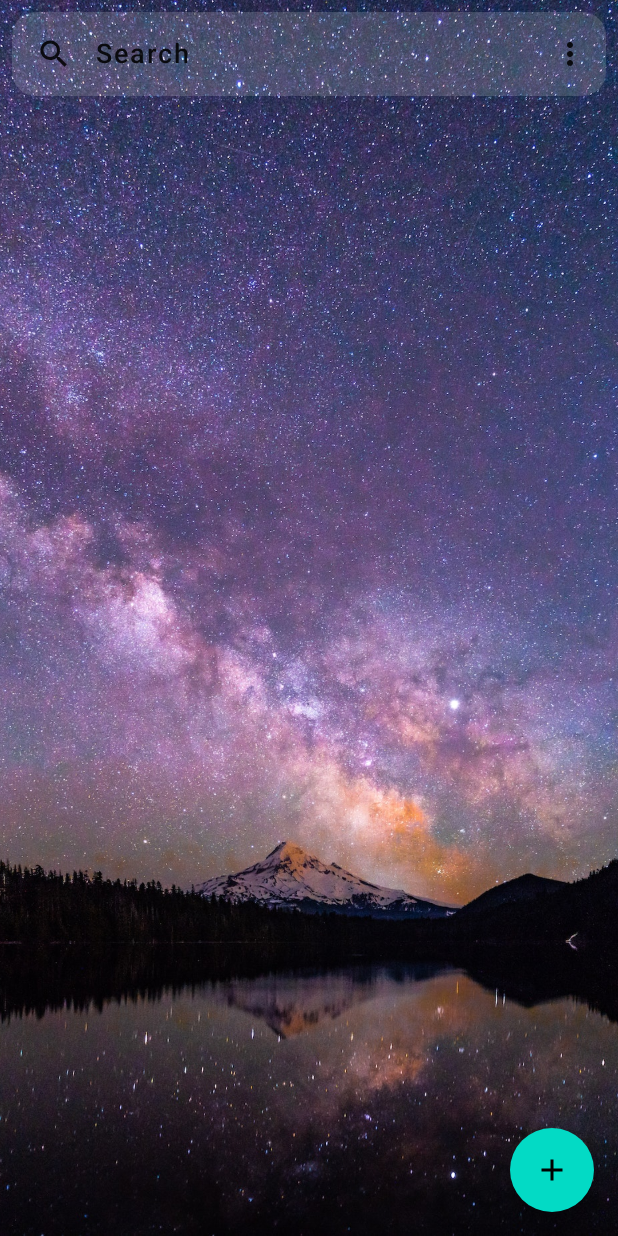
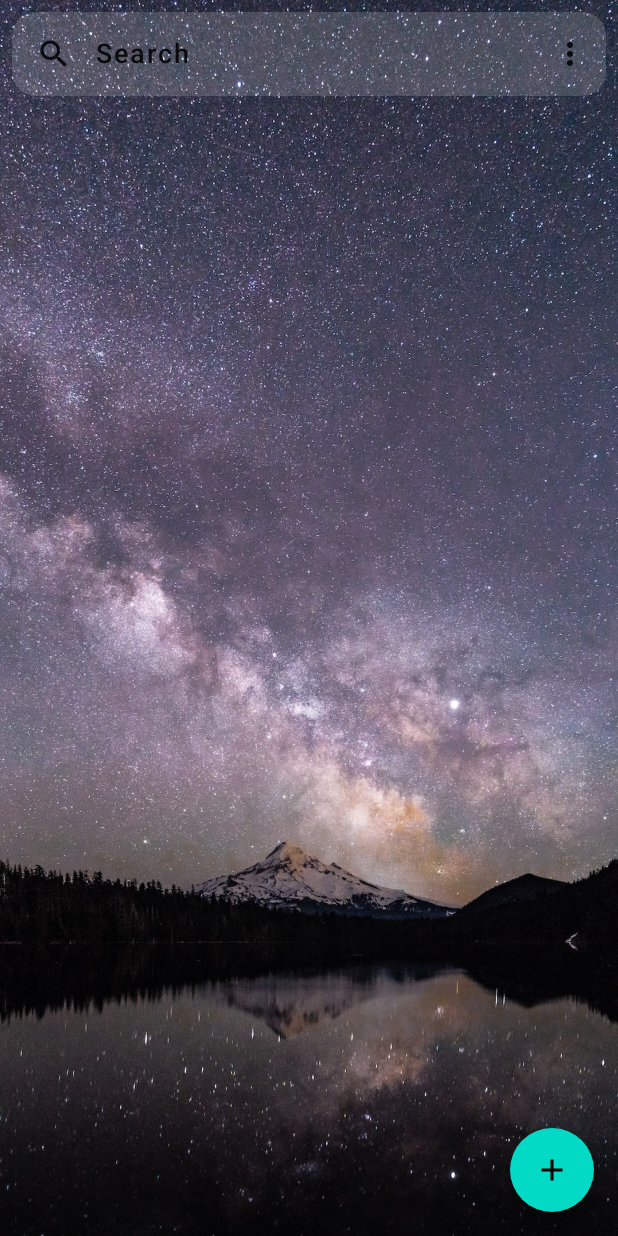
Before and after one commit to L10n42/3DNotes, an Android app built with Jetpack Compose: the NotesScreen screen opened through its navigation route, on a phone screen of 412 x 824 dp. Run offline under Robolectric (Android 15) with nearby library versions, the phone set to English and light mode, and no system bars; our stand-ins replace Dagger/Hilt's generated code, Room's generated code, accompanist.

Commit message:
version 0.3.4

```diff
--- a/app/src/main/java/com/kappdev/notes/MainActivity.kt
+++ b/app/src/main/java/com/kappdev/notes/MainActivity.kt
@@ -19,6 +19,7 @@ import com.kappdev.notes.core.data.repository.SettingRepositoryImpl
 import com.kappdev.notes.core.domain.repository.SettingRepository
 import com.kappdev.notes.core.presentation.components.BackgroundImage
 import com.kappdev.notes.core.presentation.navigation.componets.SetupNavGraph
+import com.kappdev.notes.feature_notes.domain.model.ImageShade
 import com.kappdev.notes.ui.custom_theme.CustomNotesTheme
 import com.kappdev.notes.ui.custom_theme.CustomOpacity
 import com.kappdev.notes.ui.custom_theme.CustomTheme
@@ -34,6 +35,7 @@ class MainActivity : ComponentActivity(), SharedPreferences.OnSharedPreferenceCh
     private val isThemeDark = mutableStateOf(false)
     private val backgroundOpacity = mutableStateOf(0f)
     private val backgroundImage = mutableStateOf<Bitmap?>(null)
+    private val imageShade = mutableStateOf(ImageShade())
 
     @OptIn(ExperimentalMaterialApi::class)
     override fun onCreate(savedInstanceState: Bundle?) {
@@ -60,6 +62,7 @@ class MainActivity : ComponentActivity(), SharedPreferences.OnSharedPreferenceCh
                 val image = backgroundImage.value ?: BitmapFactory.decodeResource(this.resources, R.drawable.default_background_image)
                 BackgroundImage(
                     image = image,
+                    imageShade = imageShade.value,
                     modifier = Modifier.fillMaxSize()
                 ) {
                     SetupNavGraph(navController)
@@ -72,6 +75,7 @@ class MainActivity : ComponentActivity(), SharedPreferences.OnSharedPreferenceCh
         isThemeDark.value = settingsRepository.getTheme()
         backgroundOpacity.value = settingsRepository.getBackgroundOpacity()
         backgroundImage.value = settingsRepository.getBackgroundImage()
+        imageShade.value = settingsRepository.getImageShade()
     }
 
     override fun onSharedPreferenceChanged(sharedPreferences: SharedPreferences?, key: String?) {
@@ -79,6 +83,7 @@ class MainActivity : ComponentActivity(), SharedPreferences.OnSharedPreferenceCh
             SettingRepositoryImpl.KEY_THEME -> isThemeDark.value = settingsRepository.getTheme()
             SettingRepositoryImpl.KEY_BACKGROUND_OPACITY -> backgroundOpacity.value = settingsRepository.getBackgroundOpacity()
             SettingRepositoryImpl.KEY_BACKGROUND_IMAGE -> backgroundImage.value = settingsRepository.getBackgroundImage()
+            SettingRepositoryImpl.KEY_IMAGE_SHADE -> imageShade.value = settingsRepository.getImageShade()
         }
     }
 
--- a/app/src/main/java/com/kappdev/notes/core/data/repository/SettingRepositoryImpl.kt
+++ b/app/src/main/java/com/kappdev/notes/core/data/repository/SettingRepositoryImpl.kt
@@ -3,8 +3,10 @@ package com.kappdev.notes.core.data.repository
 import android.content.Context
 import android.graphics.Bitmap
 import android.graphics.BitmapFactory
+import com.google.gson.Gson
 import com.kappdev.notes.R
 import com.kappdev.notes.core.domain.repository.SettingRepository
+import com.kappdev.notes.feature_notes.domain.model.ImageShade
 import com.kappdev.notes.feature_notes.domain.util.ImageConvertor
 
 class SettingRepositoryImpl(val context: Context): SettingRepository {
@@ -39,6 +41,20 @@ class SettingRepositoryImpl(val context: Context): SettingRepository {
         return image ?: getDefaultImage()
     }
 
+    override fun setImageShade(imageShade: ImageShade) {
+        val imageShadeJson = Gson().toJson(imageShade)
+        editor.putString(KEY_IMAGE_SHADE, imageShadeJson).apply()
+    }
+
+    override fun getImageShade(): ImageShade {
+        val imageShadeJson = sharedPreferences.getString(KEY_IMAGE_SHADE, null)
+        return if (imageShadeJson != null) {
+            Gson().fromJson(imageShadeJson, ImageShade::class.java)
+        } else {
+            ImageShade()
+        }
+    }
+
     private fun getDefaultImage() = BitmapFactory.decodeResource(context.resources, R.drawable.default_background_image)
 
     companion object {
@@ -47,5 +63,6 @@ class SettingRepositoryImpl(val context: Context): SettingRepository {
         const val KEY_THEME = "is_theme_dark"
         const val KEY_BACKGROUND_OPACITY = "background_opacity"
         const val KEY_BACKGROUND_IMAGE = "background_image"
+        const val KEY_IMAGE_SHADE = "image_shade"
     }
 }
--- a/app/src/main/java/com/kappdev/notes/core/domain/repository/SettingRepository.kt
+++ b/app/src/main/java/com/kappdev/notes/core/domain/repository/SettingRepository.kt
@@ -1,6 +1,7 @@
 package com.kappdev.notes.core.domain.repository
 
 import android.graphics.Bitmap
+import com.kappdev.notes.feature_notes.domain.model.ImageShade
 
 interface SettingRepository {
 
@@ -15,4 +16,8 @@ interface SettingRepository {
     fun setBackgroundImage(image: Bitmap)
 
     fun getBackgroundImage(): Bitmap
+
+    fun setImageShade(imageShade: ImageShade)
+
+    fun getImageShade(): ImageShade
 }
--- a/app/src/main/java/com/kappdev/notes/core/presentation/components/BackgroundImage.kt
+++ b/app/src/main/java/com/kappdev/notes/core/presentation/components/BackgroundImage.kt
@@ -6,15 +6,26 @@ import androidx.compose.foundation.layout.Box
 import androidx.compose.foundation.layout.fillMaxSize
 import androidx.compose.runtime.Composable
 import androidx.compose.ui.Modifier
+import androidx.compose.ui.graphics.BlendMode
+import androidx.compose.ui.graphics.Color
+import androidx.compose.ui.graphics.ColorFilter
 import androidx.compose.ui.graphics.asImageBitmap
 import androidx.compose.ui.layout.ContentScale
+import com.kappdev.notes.feature_notes.domain.model.ImageShade
+import com.kappdev.notes.feature_notes.domain.util.ShadeColor
 
 @Composable
 fun BackgroundImage(
     image: Bitmap,
+    imageShade: ImageShade,
     modifier: Modifier = Modifier,
     content: @Composable () -> Unit
 ) {
+    val tint = when(imageShade.color) {
+        ShadeColor.Black -> Color.Black.copy(imageShade.opacity)
+        ShadeColor.White -> Color.White.copy(imageShade.opacity)
+    }
+
     Box(
         modifier = modifier
     ) {
@@ -22,6 +33,7 @@ fun BackgroundImage(
             bitmap = image.asImageBitmap(),
             contentDescription = "screen background image",
             contentScale = ContentScale.Crop,
+            colorFilter = ColorFilter.tint(tint, BlendMode.Color),
             modifier = Modifier.fillMaxSize()
         )
 
--- /dev/null
+++ b/app/src/main/java/com/kappdev/notes/feature_notes/domain/model/ImageShade.kt
@@ -0,0 +1,8 @@
+package com.kappdev.notes.feature_notes.domain.model
+
+import com.kappdev.notes.feature_notes.domain.util.ShadeColor
+
+data class ImageShade(
+    val color: ShadeColor = ShadeColor.Black,
+    val opacity: Float = 0f
+)
--- /dev/null
+++ b/app/src/main/java/com/kappdev/notes/feature_notes/domain/util/ShadeColor.kt
@@ -0,0 +1,5 @@
+package com.kappdev.notes.feature_notes.domain.util
+
+enum class ShadeColor {
+    Black, White
+}
--- a/app/src/main/java/com/kappdev/notes/feature_notes/presentation/todo_list/TodoListViewModel.kt
+++ b/app/src/main/java/com/kappdev/notes/feature_notes/presentation/todo_list/TodoListViewModel.kt
@@ -74,7 +74,9 @@ class TodoListViewModel @Inject constructor(
     }
 
     fun shareCurrentTodoList() {
-        shareTodoList(packTodoList())
+        shareTodoList(
+            packTodoList().copy(content = todoList.reversed())
+        )
     }
 
     private fun packTodoList() = TodoList(
--- a/app/src/main/res/values/strings.xml
+++ b/app/src/main/res/values/strings.xml
@@ -52,6 +52,7 @@
     <string name="switch_theme_title">Dark theme</string>
     <string name="select_background_title">Select background</string>
     <string name="setting_title_opacity">Background Opacity</string>
+    <string name="setting_title_shade">Shade</string>
     <string name="title_share">Share</string>
     <string name="title_copy">Copy</string>
     <string name="title_edit">Edit</string>
```
Also changed, not shown: app/src/main/java/com/kappdev/notes/feature_notes/presentation/settings/SettingsViewModel.kt (+16 -1 lines), app/src/main/java/com/kappdev/notes/feature_notes/presentation/settings/components/SettingsScreen.kt (+6 -5 lines), app/src/main/java/com/kappdev/notes/feature_notes/presentation/settings/components/ShadeSelectorCard.kt (added, +107 -0 lines).
